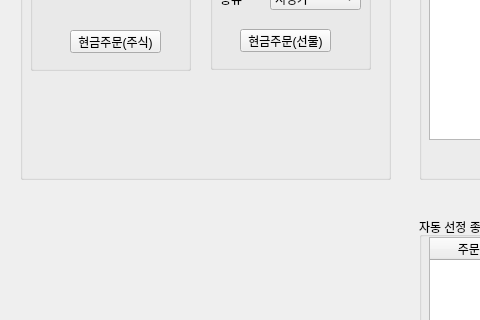
The window that pytrader.ui (sungju1572/auto_trade) describes before a commit, drawn with Qt 5; both pictures show x 0 to 480 and y 291 to 611 of the 1076 by 859 pixel window.
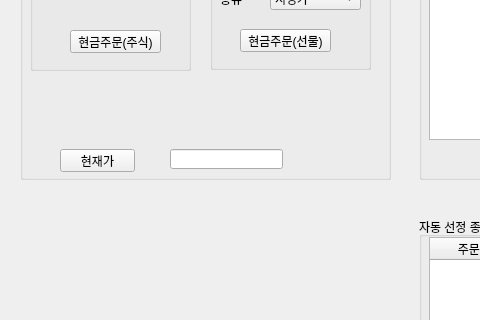
The same window after the commit. Icons and pictures are not drawn.

Commit message: 선물 현재가 버튼 ui 추가

Diff of the .ui file:
```diff
--- a/pytrader.ui
+++ b/pytrader.ui
@@ -385,6 +385,29 @@
       </property>
      </widget>
     </widget>
+    <widget class="QPushButton" name="pushButton_6">
+     <property name="geometry">
+      <rect>
+       <x>40</x>
+       <y>410</y>
+       <width>75</width>
+       <height>23</height>
+      </rect>
+     </property>
+     <property name="text">
+      <string>현재가</string>
+     </property>
+    </widget>
+    <widget class="QLineEdit" name="lineEdit_3">
+     <property name="geometry">
+      <rect>
+       <x>150</x>
+       <y>410</y>
+       <width>113</width>
+       <height>20</height>
+      </rect>
+     </property>
+    </widget>
    </widget>
    <widget class="QGroupBox" name="groupBox_2">
     <property name="geometry">
```
